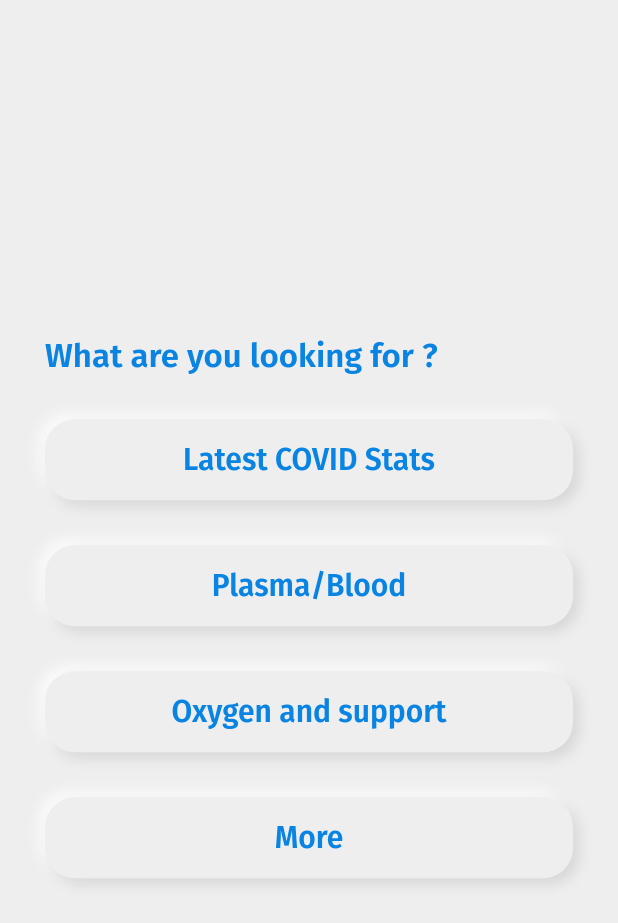
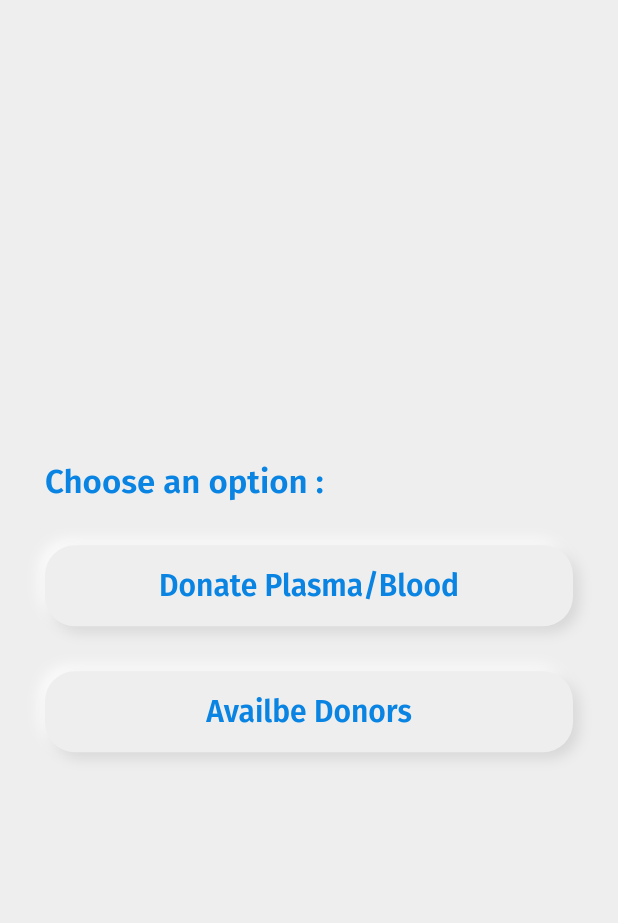
Before and after one commit to niloysikdar/Plaso-Connect, a Flutter app: the screen it shows after launch, on a phone screen of 412 x 824 dp. Shown: the top 923 px of the screen. Run offline on Flutter 3.47's test engine with Material 2 defaults, Android fonts, the phone set to English and light mode, and no system bars; our stand-ins replace cloud_firestore, firebase_core, flutter_svg, google_fonts, percent_indicator; accounts and stored records are empty.

Commit message:
Added Select Plasma/Blood

```diff
--- a/lib/main.dart
+++ b/lib/main.dart
@@ -3,7 +3,7 @@
 import 'package:flutter/services.dart';
 import 'package:google_fonts/google_fonts.dart';
 import 'package:plaso_connect/constants/colors.dart';
-import 'package:plaso_connect/screens/homescreen.dart';
+import 'package:plaso_connect/screens/selectplasma.dart';
 
 Future<void> main() async {
   WidgetsFlutterBinding.ensureInitialized();
@@ -18,7 +18,8 @@
 class MyApp extends StatelessWidget {
   @override
   Widget build(BuildContext context) {
-    return MaterialApp(
+    return SafeArea(
+      child: MaterialApp(
         debugShowCheckedModeBanner: false,
         theme: ThemeData(
           textTheme: GoogleFonts.firaSansTextTheme(
@@ -30,7 +31,8 @@
           primaryColor: kelectronBlue,
           iconTheme: IconThemeData(color: kelectronBlue),
         ),
-      home: HomeScreen(),
+        home: SelectPlasma(),
+      ),
     );
   }
 }
--- a/lib/screens/homescreen.dart
+++ b/lib/screens/homescreen.dart
@@ -1,5 +1,6 @@
 import 'package:flutter/material.dart';
 import 'package:plaso_connect/constants/colors.dart';
+import 'package:plaso_connect/screens/selectplasma.dart';
 import 'package:plaso_connect/screens/statdashboard.dart';
 import 'package:plaso_connect/widgets/boxdecoration.dart';
 
@@ -40,7 +41,7 @@
                 Navigator.push(
                   context,
                   MaterialPageRoute(builder: (context) {
-                    return TotalStatsDashboard();
+                    return SelectPlasma();
                   }),
                 );
               },
--- /dev/null
+++ b/lib/screens/selectplasma.dart
@@ -0,0 +1,76 @@
+import 'package:flutter/material.dart';
+import 'package:plaso_connect/constants/colors.dart';
+import 'package:plaso_connect/screens/donorlist.dart';
+import 'package:plaso_connect/screens/plasmaform.dart';
+import 'package:plaso_connect/widgets/boxdecoration.dart';
+
+class SelectPlasma extends StatelessWidget {
+  @override
+  Widget build(BuildContext context) {
+    return Scaffold(
+      body: Column(
+        mainAxisAlignment: MainAxisAlignment.center,
+        crossAxisAlignment: CrossAxisAlignment.start,
+        children: [
+          Padding(
+            padding: const EdgeInsets.only(left: 30, bottom: 15),
+            child: Text(
+              "Choose an option :",
+              style: TextStyle(
+                color: kelectronBlue,
+                fontSize: 22,
+                fontWeight: FontWeight.w600,
+              ),
+            ),
+          ),
+          selectPlasmaButton(
+            text: "Donate Plasma/Blood",
+            onTap: () {
+              Navigator.push(
+                context,
+                MaterialPageRoute(builder: (context) {
+                  return PlasmaDonate();
+                }),
+              );
+            },
+          ),
+          selectPlasmaButton(
+            text: "Availbe Donors",
+            onTap: () {
+              Navigator.push(
+                context,
+                MaterialPageRoute(builder: (context) {
+                  return DonorList();
+                }),
+              );
+            },
+          ),
+        ],
+      ),
+    );
+  }
+
+  Widget selectPlasmaButton({
+    required String text,
+    required Function onTap,
+  }) {
+    return GestureDetector(
+      onTap: onTap as void Function()?,
+      child: Container(
+        margin: EdgeInsets.symmetric(horizontal: 30, vertical: 15),
+        padding: EdgeInsets.all(15),
+        decoration: newboxDecoration(),
+        child: Center(
+          child: Text(
+            text,
+            style: TextStyle(
+              color: kelectronBlue,
+              fontSize: 20,
+              fontWeight: FontWeight.w600,
+            ),
+          ),
+        ),
+      ),
+    );
+  }
+}
```
Lines whose indentation alone changed are shown as unchanged.
